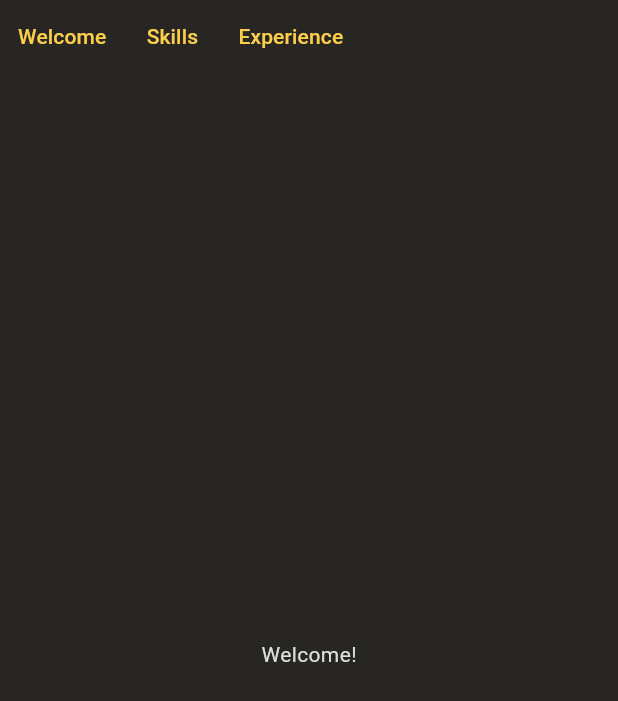
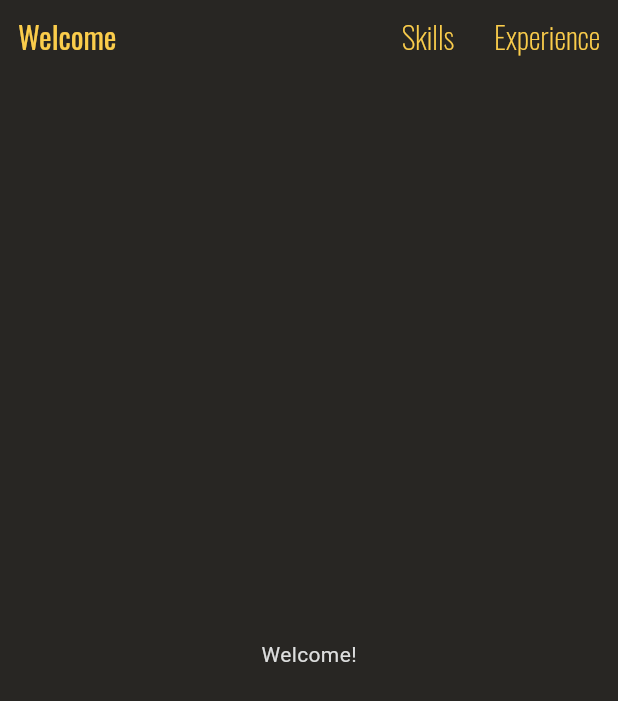
Before and after one commit to NikonovichN/cv_website, a Flutter app: the screen it shows after launch, on a phone screen of 412 x 824 dp. Shown: the top 701 px of the screen. Run offline on Flutter 3.47's test engine with Material 3 defaults, Android fonts, the phone set to English and light mode, and no system bars; our stand-ins replace go_router.

Commit message:
chor: update fonts, improve button behaviour

```diff
--- a/lib/src/navigation/cv_app_bar.dart
+++ b/lib/src/navigation/cv_app_bar.dart
@@ -4,6 +4,7 @@ import 'package:go_router/go_router.dart';
 
 import 'paths.dart';
 import 'state_provider.dart';
+import 'package:cv_website/src/ui_kit/molecules/text_button.dart';
 
 class CvAppBar extends StatelessWidget implements PreferredSizeWidget {
   const CvAppBar({super.key});
@@ -17,16 +18,21 @@ class CvAppBar extends StatelessWidget implements PreferredSizeWidget {
 
     return Row(
       children: [
-        TextButton(
+        // TODO: do something with text
+        SvAppTextButton.menu(
           onPressed: () => context.go(RouterPath.welcome.path),
+          isActive: goRouterState.fullPath == RouterPath.welcome.path,
           child: const Text('Welcome'),
         ),
-        TextButton(
+        const Spacer(),
+        SvAppTextButton.menu(
           onPressed: () => context.go(RouterPath.skills.path),
+          isActive: goRouterState.fullPath == RouterPath.skills.path,
           child: const Text('Skills'),
         ),
-        TextButton(
+        SvAppTextButton.menu(
           onPressed: () => context.go(RouterPath.experience.path),
+          isActive: goRouterState.fullPath == RouterPath.experience.path,
           child: const Text('Experience'),
         ),
       ],
--- a/lib/src/ui_kit/atoms/fonts.dart
+++ b/lib/src/ui_kit/atoms/fonts.dart
@@ -11,4 +11,18 @@ class CvAppFonts {
     fontFamily: robotoFontFamily,
     fontWeight: FontWeight.normal,
   );
+
+  static const TextStyle menu = TextStyle(
+    fontSize: 20,
+    fontFamily: oswaldFontFamily,
+    fontWeight: FontWeight.w200,
+  );
+
+  static const TextStyle hoverMenu = menu;
+
+  static const TextStyle activeMenu = TextStyle(
+    fontSize: 20,
+    fontFamily: oswaldFontFamily,
+    fontWeight: FontWeight.w400,
+  );
 }
--- /dev/null
+++ b/lib/src/ui_kit/molecules/molecules.dart
@@ -0,0 +1 @@
+export 'text_button.dart';
--- /dev/null
+++ b/lib/src/ui_kit/molecules/text_button.dart
@@ -0,0 +1,65 @@
+import 'package:flutter/material.dart';
+
+import 'text_button_styles.dart';
+
+class SvAppTextButton extends StatelessWidget {
+  final VoidCallback? onPressed;
+  final Widget child;
+  final ValueChanged<bool>? onHover;
+  final ValueChanged<bool>? onFocusChange;
+  final ButtonStyle? style;
+  final ButtonStyle? hoverStyle;
+  final ButtonStyle? activeStyle;
+  final bool isActive;
+
+  const SvAppTextButton({
+    super.key,
+    this.onPressed,
+    required this.child,
+    this.onHover,
+    this.onFocusChange,
+    this.style,
+    this.hoverStyle,
+    this.activeStyle,
+    this.isActive = false,
+  });
+
+  SvAppTextButton.menu({
+    super.key,
+    this.onPressed,
+    required this.child,
+    this.onHover,
+    this.onFocusChange,
+    required this.isActive,
+  })  : style = menuButtonStyle,
+        hoverStyle = menuHoverButtonStyle,
+        activeStyle = menuActiveButtonStyle;
+
+  @override
+  Widget build(BuildContext context) {
+    return TextButton(
+      onPressed: onPressed,
+      onHover: onHover,
+      onFocusChange: onFocusChange,
+      style: ButtonStyle(
+        textStyle: WidgetStateTextStyle.resolveWith(_textStyle),
+      ),
+      child: child,
+    );
+  }
+
+  // TODO: to think about better solution with resolver
+  TextStyle _textStyle(Set<WidgetState> state) {
+    TextStyle textStyle = const TextStyle();
+
+    if (isActive) {
+      return activeStyle?.textStyle?.resolve(state) ?? textStyle;
+    }
+
+    if (state.contains(WidgetState.hovered)) {
+      return hoverStyle?.textStyle?.resolve(state) ?? textStyle;
+    }
+
+    return style?.textStyle?.resolve(state) ?? textStyle;
+  }
+}
--- /dev/null
+++ b/lib/src/ui_kit/molecules/text_button_styles.dart
@@ -0,0 +1,18 @@
+import 'package:flutter/material.dart';
+
+import '../atoms/fonts.dart';
+
+final menuButtonStyle = ButtonStyle(
+  textStyle: WidgetStateProperty.all(CvAppFonts.menu),
+  overlayColor: WidgetStateProperty.all(Colors.transparent),
+);
+
+final menuHoverButtonStyle = ButtonStyle(
+  textStyle: WidgetStateProperty.all(CvAppFonts.hoverMenu),
+  overlayColor: WidgetStateProperty.all(Colors.transparent),
+);
+
+final menuActiveButtonStyle = ButtonStyle(
+  textStyle: WidgetStateProperty.all(CvAppFonts.activeMenu),
+  overlayColor: WidgetStateProperty.all(Colors.transparent),
+);
```
Also changed, not shown: pubspec.yaml (+6 -1 lines), assets/fonts/Oswald/Oswald-Bold.ttf (added), assets/fonts/Oswald/Oswald-ExtraLight.ttf (added), assets/fonts/Oswald/Oswald-Light.ttf (added), assets/fonts/Oswald/Oswald-Medium.ttf (added), assets/fonts/Oswald/Oswald-Regular.ttf (added), assets/fonts/Oswald/Oswald-SemiBold.ttf (added), assets/fonts/Oswald/Oswald-VariableFont_wght.ttf (deleted).
